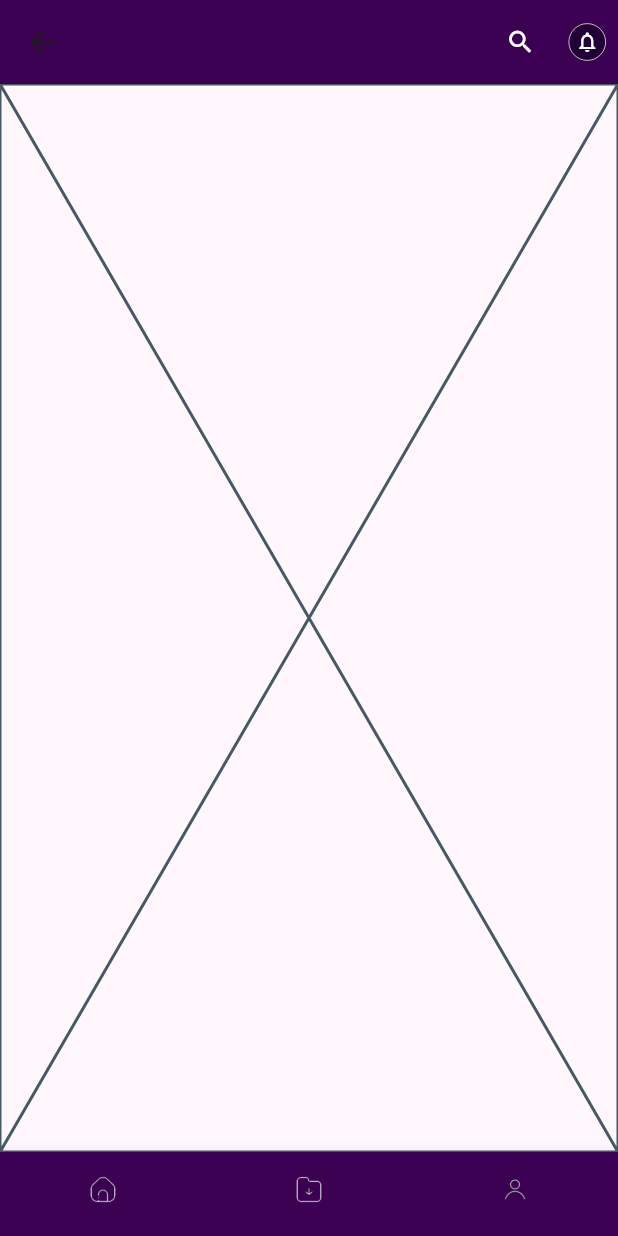
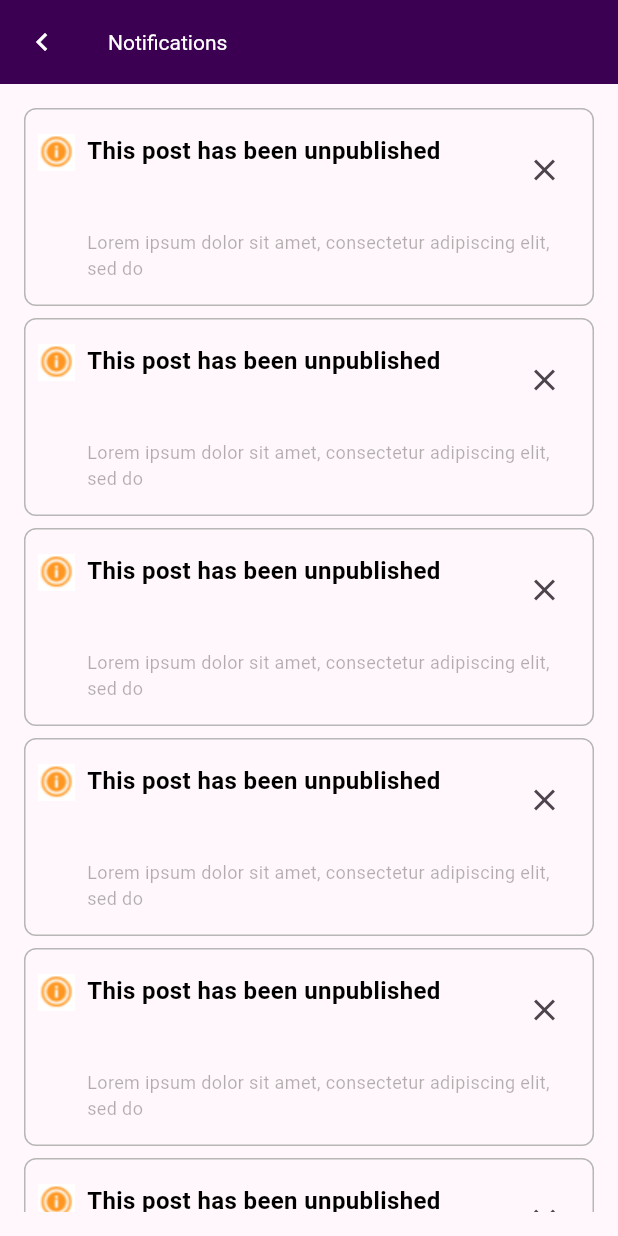
Before and after one commit to srideep-banerjee/fppollyposter, a Flutter app: the Dashboard screen opened directly, item 2 of the bottom bar chosen, after a tap on the "notifications" icon, on a phone screen of 412 x 824 dp. Run offline on Flutter 3.47's test engine with Material 3 defaults, Android fonts, the phone set to English and light mode, and no system bars; our stand-ins replace carousel_slider, flutter_native_splash, flutter_svg, pinput, shared_preferences; accounts and stored records are empty.

Commit message:
Notification screens added

```diff
--- a/lib/core/strings.dart
+++ b/lib/core/strings.dart
@@ -1 +1,2 @@
 const String forgotPasswordText = "Lorem ipsum is a dummy or placeholder text commonly used in graphic design, publishing, and web development to fill empty spaces in a layout ";
+const String notificationText = "Lorem ipsum dolor sit amet, consectetur adipiscing elit, sed do";
--- a/lib/features/dashboard/presentation/dashboard.dart
+++ b/lib/features/dashboard/presentation/dashboard.dart
@@ -1,6 +1,7 @@
 import 'package:flutter/material.dart';
 import 'package:wass_project1/config/colors.dart';
 import 'package:wass_project1/features/dashboard/home/presentation/home.dart';
+import 'package:wass_project1/features/notifications/presentation/notification_screen.dart';
 
 class Dashboard extends StatefulWidget {
   const Dashboard({super.key});
@@ -25,7 +26,9 @@ class _DashboardState extends State<Dashboard> {
           ),
           GestureDetector(
             onTap: () {
-
+              Navigator.of(context).push(
+                MaterialPageRoute(builder: (_) => const NotificationScreen()),
+              );
             },
             child: Padding(
               padding: const EdgeInsets.symmetric(horizontal: 8),
--- /dev/null
+++ b/lib/features/notifications/presentation/notification_screen.dart
@@ -0,0 +1,117 @@
+import 'package:flutter/material.dart';
+import 'package:wass_project1/config/colors.dart';
+import 'package:wass_project1/core/strings.dart';
+
+class NotificationScreen extends StatefulWidget {
+  const NotificationScreen({super.key});
+
+  @override
+  State<NotificationScreen> createState() => _NotificationScreenState();
+}
+
+class _NotificationScreenState extends State<NotificationScreen> {
+  @override
+  Widget build(BuildContext context) {
+    return Scaffold(
+      appBar: AppBar(
+        backgroundColor: SharedColors.primary,
+        foregroundColor: Colors.white,
+        leading: IconButton(
+          icon: const Icon(
+            Icons.chevron_left,
+          ),
+          onPressed: () {
+            Navigator.of(context).pop();
+          },
+        ),
+        title: const Text(
+          "Notifications",
+          style: TextStyle(
+            fontSize: 14,
+            fontWeight: FontWeight.w400,
+          ),
+        ),
+      ),
+      body: SafeArea(
+        child: Padding(
+          padding: const EdgeInsets.all(16.0),
+          child: ListView.separated(
+            itemCount: 20,
+            itemBuilder: (_, __) {
+              return NotificationDisplay(() {});
+            },
+            separatorBuilder: (_, __) => const SizedBox(height: 8),
+          ),
+        ),
+      ),
+    );
+  }
+}
+
+class NotificationDisplay extends StatelessWidget {
+  final void Function() onClose;
+
+  const NotificationDisplay(this.onClose, {super.key});
+
+  @override
+  Widget build(BuildContext context) {
+    return Container(
+      decoration: BoxDecoration(
+        border: Border.all(
+          color: SharedColors.categoryHighlightBorderColor,
+        ),
+        borderRadius: BorderRadius.circular(8),
+      ),
+      padding: const EdgeInsets.symmetric(
+        vertical: 16,
+        horizontal: 8,
+      ),
+      child: Row(
+        crossAxisAlignment: CrossAxisAlignment.start,
+        children: [
+          Image.asset(
+            "assets/notification_icon.png",
+            height: 25,
+            width: 25,
+          ),
+          const SizedBox(width: 8),
+          Expanded(
+            child: Column(
+              mainAxisSize: MainAxisSize.min,
+              children: [
+                Row(
+                  mainAxisAlignment: MainAxisAlignment.spaceBetween,
+                  crossAxisAlignment: CrossAxisAlignment.start,
+                  children: [
+                    const Expanded(
+                      child: Text(
+                        "This post has been unpublished",
+                        style: TextStyle(
+                          fontWeight: FontWeight.w700,
+                          color: Colors.black,
+                          fontSize: 16,
+                        ),
+                      ),
+                    ),
+                    IconButton(
+                      onPressed: onClose,
+                      icon: const Icon(Icons.close),
+                    ),
+                  ],
+                ),
+                const SizedBox(height: 16),
+                Text(
+                  notificationText,
+                  style: TextStyle(
+                    color: SharedColors.hintColor,
+                    fontSize: 12,
+                  ),
+                ),
+              ],
+            ),
+          ),
+        ],
+      ),
+    );
+  }
+}
```
Also changed, not shown: assets/notification_icon.png (added).
